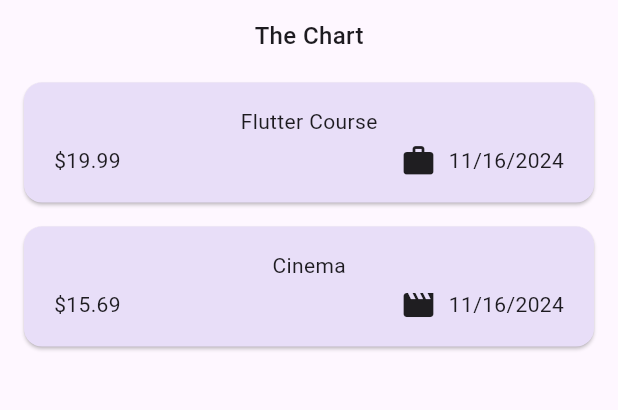
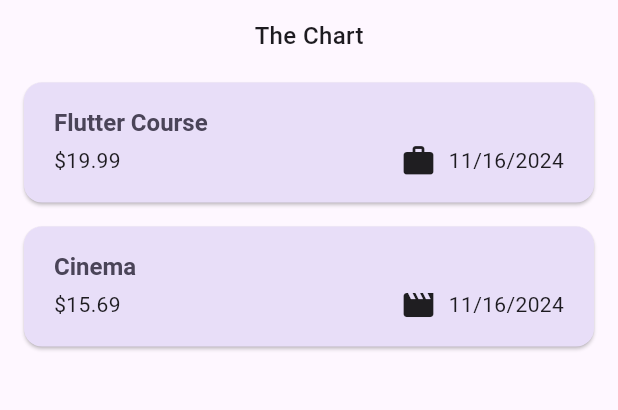
Before and after one commit to FadrialR/expense_tracker_app_flutter, a Flutter app: the screen it shows after launch, on a phone screen of 412 x 824 dp, the part 84-494 px from its top. Run offline on Flutter 3.47's test engine with Material 3 defaults, Android fonts, the phone set to English and light mode, and no system bars.

Commit message:
Using theme data in Widgets

```diff
--- a/lib/main.dart
+++ b/lib/main.dart
@@ -38,7 +38,7 @@ class MyApp extends StatelessWidget {
         ),
         textTheme: ThemeData().textTheme.copyWith(
               titleLarge: TextStyle(
-                fontWeight: FontWeight.normal,
+                fontWeight: FontWeight.bold,
                 color: kColorScheme.onSecondaryContainer,
                 fontSize: 16,
               ),
--- a/lib/widgets/expenses_list/expense_item.dart
+++ b/lib/widgets/expenses_list/expense_item.dart
@@ -12,8 +12,12 @@ class ExpenseItem extends StatelessWidget {
       child: Padding(
         padding: const EdgeInsets.symmetric(horizontal: 20, vertical: 16),
         child: Column(
+          crossAxisAlignment: CrossAxisAlignment.start,
           children: [
-            Text(expense.title),
+            Text(
+              expense.title,
+              style: Theme.of(context).textTheme.titleLarge,
+            ),
             const SizedBox(height: 4),
             Row(
               children: [
--- a/lib/widgets/expenses_list/expenses_list.dart
+++ b/lib/widgets/expenses_list/expenses_list.dart
@@ -18,6 +18,12 @@ class ExpensesList extends StatelessWidget {
       itemCount: expenses.length,
       itemBuilder: (ctx, index) => Dismissible(
         key: ValueKey(expenses[index]),
+        background: Container(
+          color: Theme.of(context).colorScheme.error.withOpacity(0.75),
+          margin: EdgeInsets.symmetric(
+            horizontal: Theme.of(context).cardTheme.margin!.horizontal,
+          ),
+        ),
         onDismissed: (direction) {
           onRemoveExpense(expenses[index]);
         },
```
